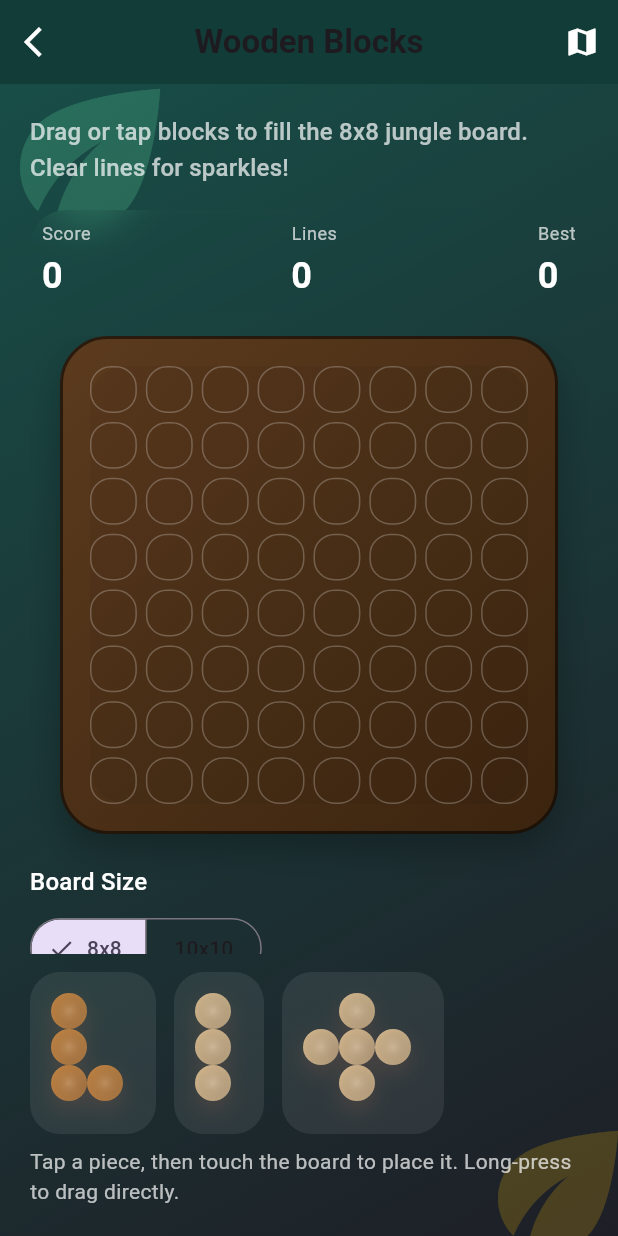
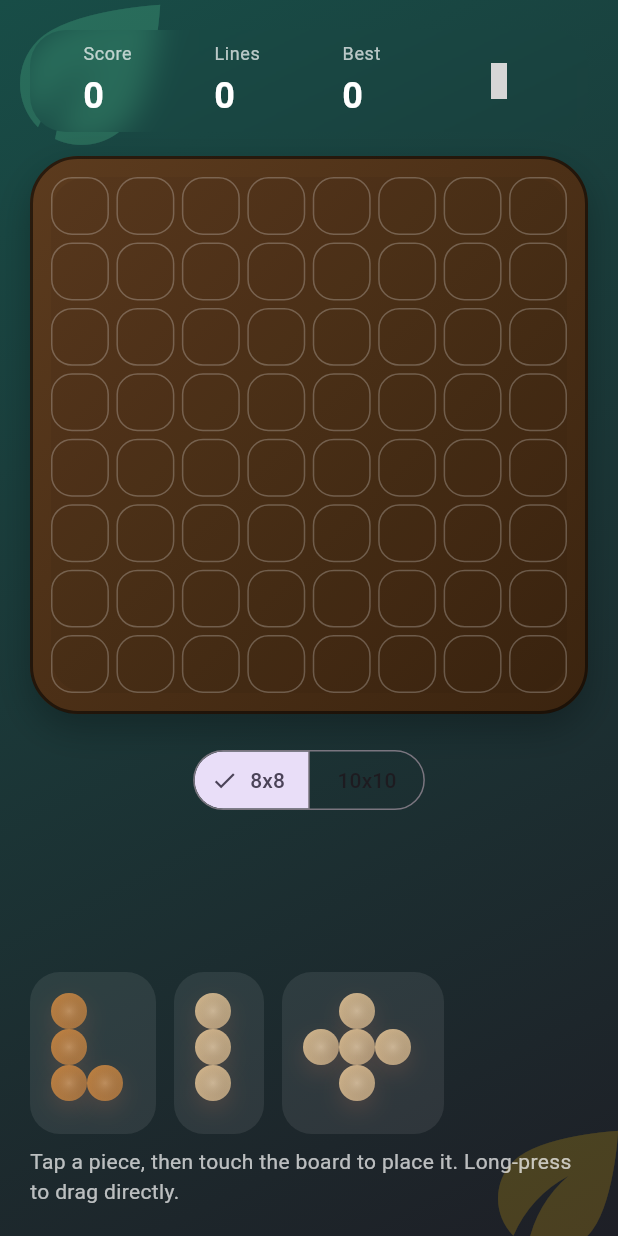
Before and after one commit to bilalcavus/puzzle_game, a Flutter app: the BlockPuzzleGameView screen opened directly, on a phone screen of 412 x 824 dp. Run offline on Flutter 3.47's test engine with Material 3 defaults, Android fonts, the phone set to English and light mode, and no system bars; our stand-ins replace audioplayers, flutter_riverpod, iconsax, shared_preferences; accounts and stored records are empty; grey boxes are pictures that could not be loaded.

Commit message:
some fixes

```diff
--- a/lib/views/block_puzzle/block_puzzle_view.dart
+++ b/lib/views/block_puzzle/block_puzzle_view.dart
@@ -3,12 +3,12 @@ import 'dart:math';
 import 'package:flutter/material.dart';
 import 'package:flutter/services.dart';
 import 'package:flutter_riverpod/flutter_riverpod.dart';
+import 'package:iconsax/iconsax.dart';
 
 import '../../providers/block_puzzle_provider.dart';
 import '../../widgets/block/game_board.dart';
 import '../../widgets/block/piece_widget.dart';
 import '../../widgets/block/score_panel.dart';
-import '../block_puzzle/adventure_mode_view.dart';
 
 class BlockPuzzleGameView extends ConsumerWidget {
   const BlockPuzzleGameView({super.key});
@@ -17,25 +17,25 @@ class BlockPuzzleGameView extends ConsumerWidget {
   Widget build(BuildContext context, WidgetRef ref) {
     final state = ref.watch(blockPuzzleProvider);
     return Scaffold(
-      appBar: AppBar(
-        title: Text('Wooden Blocks', style: Theme.of(context).textTheme.titleLarge?.copyWith(
-          fontWeight: FontWeight.bold
-        )),
-        backgroundColor: Color.fromARGB(255, 18, 60, 55),
-        leading:  IconButton(
-          icon: const Icon(Icons.arrow_back_ios, color: Colors.white),
-          onPressed: () => Navigator.of(context).pop(),
-        ),
-        actions: [
-          IconButton(
-          icon: const Icon(Icons.map, color: Colors.white),
-          tooltip: 'Adventure Mode',
-          onPressed: () => Navigator.of(context).push(
-            MaterialPageRoute(builder: (_) => const AdventureModeView()),
-          ),
-        ),
-        ],
-      ),
+      // appBar: AppBar(
+      //   title: Text('Wooden Blocks', style: Theme.of(context).textTheme.titleLarge?.copyWith(
+      //     fontWeight: FontWeight.bold
+      //   )),
+      //   backgroundColor: Color.fromARGB(255, 18, 60, 55),
+      //   leading:  IconButton(
+      //     icon: const Icon(Icons.arrow_back_ios, color: Colors.white),
+      //     onPressed: () => Navigator.of(context).pop(),
+      //   ),
+      //   actions: [
+      //     IconButton(
+      //     icon: const Icon(Icons.map, color: Colors.white),
+      //     tooltip: 'Adventure Mode',
+      //     onPressed: () => Navigator.of(context).push(
+      //       MaterialPageRoute(builder: (_) => const AdventureModeView()),
+      //     ),
+      //   ),
+      //   ],
+      // ),
       body: Container(
         decoration: const BoxDecoration(
           gradient: LinearGradient(
@@ -62,11 +62,7 @@ class BlockPuzzleGameView extends ConsumerWidget {
                 child: Column(
                   crossAxisAlignment: CrossAxisAlignment.start,
                   children: [
-                    Text(
-                      'Drag or tap blocks to fill the 8x8 jungle board. Clear lines for sparkles!',
-                      style: Theme.of(context).textTheme.titleMedium?.copyWith(color: Colors.white70),
-                    ),
-                    const SizedBox(height: 16),
+
                     ScorePanel(state: state),
                     const SizedBox(height: 16),
                     Expanded(
@@ -75,8 +71,8 @@ class BlockPuzzleGameView extends ConsumerWidget {
                           final media = MediaQuery.of(context);
                           final maxWidth = constraints.maxWidth.isFinite ? constraints.maxWidth : media.size.width;
                           final isWide = maxWidth > 900;
-                          final base = isWide ? maxWidth * 0.45 : maxWidth - 40;
-                          final boardDimension = (base.isFinite ? base.clamp(280.0, min(media.size.shortestSide, 520.0)) : min(media.size.width * 0.7, 460.0)).toDouble();
+                          final base = isWide ? maxWidth * 1 : maxWidth;
+                          final boardDimension = (base.isFinite ? base.clamp(320.0, min(media.size.shortestSide * 0.95, 580.0)) : min(media.size.width * 0.75, 520.0)).toDouble();
                           final board = BlockGameBoard(dimension: boardDimension);
                           final side = _buildSidePanel(context, ref, state);
                           if (isWide) {
@@ -84,7 +80,6 @@ class BlockPuzzleGameView extends ConsumerWidget {
                               crossAxisAlignment: CrossAxisAlignment.start,
                               children: [
                                 Expanded(child: Center(child: board)),
-                                const SizedBox(width: 24),
                                 SizedBox(width: 320, child: side),
                               ],
                             );
@@ -141,10 +136,8 @@ class BlockPuzzleGameView extends ConsumerWidget {
 
   Widget _buildSidePanel(BuildContext context, WidgetRef ref, BlockPuzzleState state) {
     return Column(
-      crossAxisAlignment: CrossAxisAlignment.start,
+      crossAxisAlignment: CrossAxisAlignment.center,
       children: [
-        Text('Board Size', style: Theme.of(context).textTheme.titleMedium?.copyWith(color: Colors.white)),
-        const SizedBox(height: 8),
         SegmentedButton<int>(
           segments: const [
             ButtonSegment(value: 8, label: Text('8x8')),
@@ -153,41 +146,13 @@ class BlockPuzzleGameView extends ConsumerWidget {
           selected: {state.size},
           onSelectionChanged: (value) => ref.read(blockPuzzleProvider.notifier).changeBoardSize(value.first),
         ),
-        const SizedBox(height: 24),
-        Text('Tips', style: Theme.of(context).textTheme.titleMedium?.copyWith(color: Colors.white)),
-        const SizedBox(height: 8),
-        _tip('Tap a piece to select, then tap the board to place it.'),
-        _tip('Clear multiple lines for a Perfect bonus.'),
-        _tip('Use all three pieces to draw a new batch.'),
-        const SizedBox(height: 16),
-        ElevatedButton.icon(
-          onPressed: () => ref.read(blockPuzzleProvider.notifier).restart(),
-          icon: const Icon(Icons.refresh),
-          label: const Text('Restart'),
-        ),
+
         if (state.status == BlockGameStatus.failed) ...[
           const SizedBox(height: 16),
           Text('No fitting spots left. Restart to continue your streak.', style: Theme.of(context).textTheme.bodyMedium?.copyWith(color: Colors.redAccent)),
+          IconButton(onPressed: () => ref.read(blockPuzzleProvider.notifier).restart(), icon: Icon(Iconsax.refresh)),
         ],
       ],
-    );
-  }
-
-  Widget _tip(String text) {
-    return Padding(
-      padding: const EdgeInsets.only(bottom: 8),
-      child: Row(
-        children: [
-          const Icon(Icons.spa, color: Colors.lightGreenAccent, size: 18),
-          const SizedBox(width: 8),
-          Expanded(
-            child: Text(
-              text,
-              style: const TextStyle(color: Colors.white70),
-            ),
-          ),
-        ],
-      ),
     );
   }
 }
--- a/lib/widgets/block/game_board.dart
+++ b/lib/widgets/block/game_board.dart
@@ -23,9 +23,13 @@ class BlockGameBoard extends ConsumerStatefulWidget {
 }
 
 class _BlockGameBoardState extends ConsumerState<BlockGameBoard> {
-  static const double _padding = 18;
-  static const double _gap = 6;
+  static const double _padding = 12;
+  static const double _gap = 5;
   final GlobalKey _boardKey = GlobalKey();
+  int? _hoverRow;
+  int? _hoverCol;
+  PieceModel? _hoverPiece;
+  bool _hoverValid = false;
 
   @override
   Widget build(BuildContext context) {
@@ -37,10 +41,18 @@ class _BlockGameBoardState extends ConsumerState<BlockGameBoard> {
       child: GestureDetector(
         onTapUp: (details) => _handleTap(details, state),
         child: DragTarget<PieceModel>(
-          onWillAcceptWithDetails: (_) => true,
-          onAcceptWithDetails: (details) => _handleDrop(details, state),
+          onWillAcceptWithDetails: (details) {
+            _updateHoverPreview(details, state);
+            return true;
+          },
+          onMove: (details) => _updateHoverPreview(details, state),
+          onLeave: (_) => _clearHover(),
+          onAcceptWithDetails: (details) {
+            _clearHover();
+            _handleDrop(details, state);
+          },
           builder: (context, candidateData, rejectedData) {
-            return _buildGrid(context, state, candidateData.isNotEmpty);
+            return _buildGrid(context, state);
           },
         ),
       ),
@@ -110,8 +122,9 @@ class _BlockGameBoardState extends ConsumerState<BlockGameBoard> {
     );
   }
 
-  Widget _buildGrid(BuildContext context, BlockPuzzleState state, bool highlightDrop) {
+  Widget _buildGrid(BuildContext context, BlockPuzzleState state) {
     final cellSize = _cellSize(state.size);
+    final previewCells = _previewCells(state);
     return Container(
       width: widget.dimension,
       height: widget.dimension,
@@ -147,16 +160,30 @@ class _BlockGameBoardState extends ConsumerState<BlockGameBoard> {
             final row = index ~/ state.size;
             final col = index % state.size;
             final color = state.colorAt(row, col);
-            return Container(
-              decoration: BoxDecoration(
-                borderRadius: BorderRadius.circular(12),
-                color: highlightDrop ? Colors.white.withValues(alpha: 0.02) : Colors.transparent,
-              ),
-              child: BlockTile(
-                size: cellSize,
-                color: color,
-                pulse: false,
-              ),
+            final isPreviewCell = previewCells.contains(index);
+            return Stack(
+              alignment: Alignment.center,
+              children: [
+                BlockTile(
+                  size: cellSize,
+                  color: color,
+                  pulse: false,
+                ),
+                if (isPreviewCell)
+                  AnimatedContainer(
+                    duration: const Duration(milliseconds: 120),
+                    width: cellSize,
+                    height: cellSize,
+                    decoration: BoxDecoration(
+                      borderRadius: BorderRadius.circular(10),
+                      color: _previewColor(),
+                      border: Border.all(
+                        color: _hoverValid ? Colors.green.shade800 : Colors.redAccent,
+                        width: 1.0,
+                      ),
+                    ),
+                  ),
+              ],
             );
           },
         ),
@@ -197,6 +224,71 @@ class _BlockGameBoardState extends ConsumerState<BlockGameBoard> {
     }
   }
 
+  void _updateHoverPreview(DragTargetDetails<PieceModel> details, BlockPuzzleState state) {
+    final context = _boardKey.currentContext;
+    if (context == null) return;
+    final renderBox = context.findRenderObject() as RenderBox?;
+    if (renderBox == null) return;
+    final local = renderBox.globalToLocal(details.offset);
+    final cellSize = _cellSize(state.size);
+    final row = ((local.dy - _padding) / (cellSize + _gap)).floor();
+    final col = ((local.dx - _padding) / (cellSize + _gap)).floor();
+    if (row.isNegative || col.isNegative || row >= state.size || col >= state.size) {
+      _clearHover();
+      return;
+    }
+    final fits = _canPreviewPlace(details.data, row, col, state);
+    setState(() {
+      _hoverRow = row;
+      _hoverCol = col;
+      _hoverPiece = details.data;
+      _hoverValid = fits;
+    });
+  }
+
+  void _clearHover() {
+    if (_hoverPiece == null && _hoverRow == null && _hoverCol == null && !_hoverValid) return;
+    setState(() {
+      _hoverRow = null;
+      _hoverCol = null;
+      _hoverPiece = null;
+      _hoverValid = false;
+    });
+  }
+
+  bool _canPreviewPlace(PieceModel piece, int row, int col, BlockPuzzleState state) {
+    for (final block in piece.blocks) {
+      final targetRow = row + block.rowOffset;
+      final targetCol = col + block.colOffset;
+      if (targetRow < 0 || targetCol < 0 || targetRow >= state.size || targetCol >= state.size) {
+        return false;
+      }
+      final index = targetRow * state.size + targetCol;
+      if (state.filledCells.containsKey(index)) {
+        return false;
+      }
+    }
+    return true;
+  }
+
+  Set<int> _previewCells(BlockPuzzleState state) {
+    if (_hoverPiece == null || _hoverRow == null || _hoverCol == null) return <int>{};
+    final size = state.size;
+    final indices = <int>{};
+    for (final block in _hoverPiece!.blocks) {
+      final row = _hoverRow! + block.rowOffset;
+      final col = _hoverCol! + block.colOffset;
+      if (row < 0 || col < 0 || row >= size || col >= size) continue;
+      indices.add(row * size + col);
+    }
+    return indices;
+  }
+
+  Color _previewColor() {
+    final base = _hoverValid ? _hoverPiece?.color ?? Colors.white : Colors.redAccent;
+    return base.withValues(alpha: _hoverValid ? 0.45 : 0.35);
+  }
+
   void _handleFeedback() {
     HapticFeedback.mediumImpact();
     final sounds = ref.read(soundControllerProvider);
--- a/lib/widgets/block/score_panel.dart
+++ b/lib/widgets/block/score_panel.dart
@@ -1,10 +1,12 @@
 import 'dart:ui';
 
 import 'package:flutter/material.dart';
+import 'package:flutter_riverpod/flutter_riverpod.dart';
+import 'package:iconsax/iconsax.dart';
 
 import '../../providers/block_puzzle_provider.dart';
 
-class ScorePanel extends StatelessWidget {
+class ScorePanel extends ConsumerWidget {
   const ScorePanel({
     super.key,
     required this.state,
@@ -13,19 +15,20 @@ class ScorePanel extends StatelessWidget {
   final BlockPuzzleState state;
 
   @override
-  Widget build(BuildContext context) {
+  Widget build(BuildContext context, WidgetRef ref) {
     return ClipRRect(
       borderRadius: BorderRadius.circular(24),
       child: BackdropFilter(
-        filter: ImageFilter.blur(sigmaX: 12, sigmaY: 12),
+        filter: ImageFilter.blur(sigmaX: 10, sigmaY: 10),
         child: Padding(
           padding: const EdgeInsets.all(8.0),
           child: Row(
-            mainAxisAlignment: MainAxisAlignment.spaceBetween,
+            mainAxisAlignment: MainAxisAlignment.spaceAround,
             children: [
               _stat(context, 'Score', state.score.toString()),
               _stat(context, 'Lines', state.totalLinesCleared.toString()),
               _stat(context, 'Best', state.bestScore.toString()),
+              IconButton(onPressed: () => ref.read(blockPuzzleProvider.notifier).restart(), icon: Icon(Iconsax.refresh)),
             ],
           ),
         ),
--- a/pubspec.yaml
+++ b/pubspec.yaml
@@ -35,6 +35,8 @@ dependencies:
   flutter_riverpod: ^2.5.1
   audioplayers: ^5.2.1
   shared_preferences: ^2.2.2
+  hugeicons: ^1.1.1
+  iconsax: ^0.0.8
 
 dev_dependencies:
   flutter_test:
```
Also changed, not shown: pubspec.lock.
